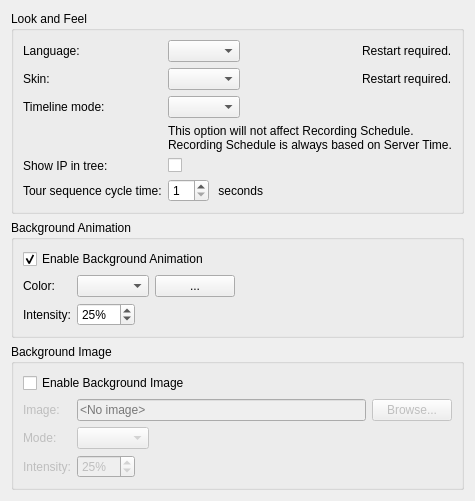
Before: the Qt Designer form client/src/ui/widgets/settings/look_and_feel_preferences_widget.ui in networkoptix/nx_open, drawn with Qt 5.
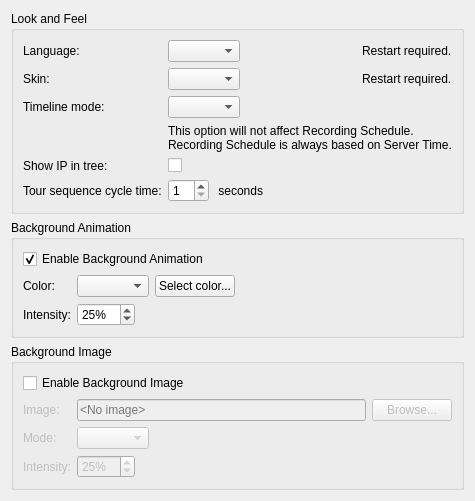
After: the same form once the commit is applied.

What changed in the file:
```diff
--- a/client/src/ui/widgets/settings/look_and_feel_preferences_widget.ui
+++ b/client/src/ui/widgets/settings/look_and_feel_preferences_widget.ui
@@ -220,7 +220,7 @@
            <item>
             <widget class="QPushButton" name="colorSelectButton">
              <property name="text">
-              <string>...</string>
+              <string>Select color...</string>
              </property>
             </widget>
            </item>
```
